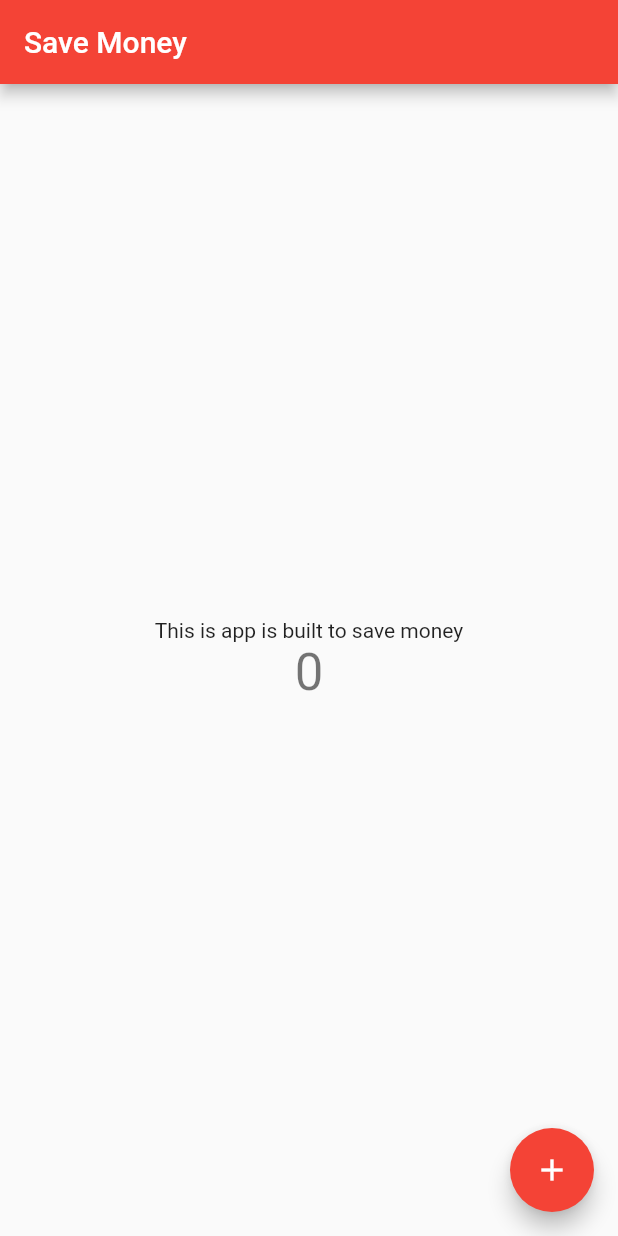
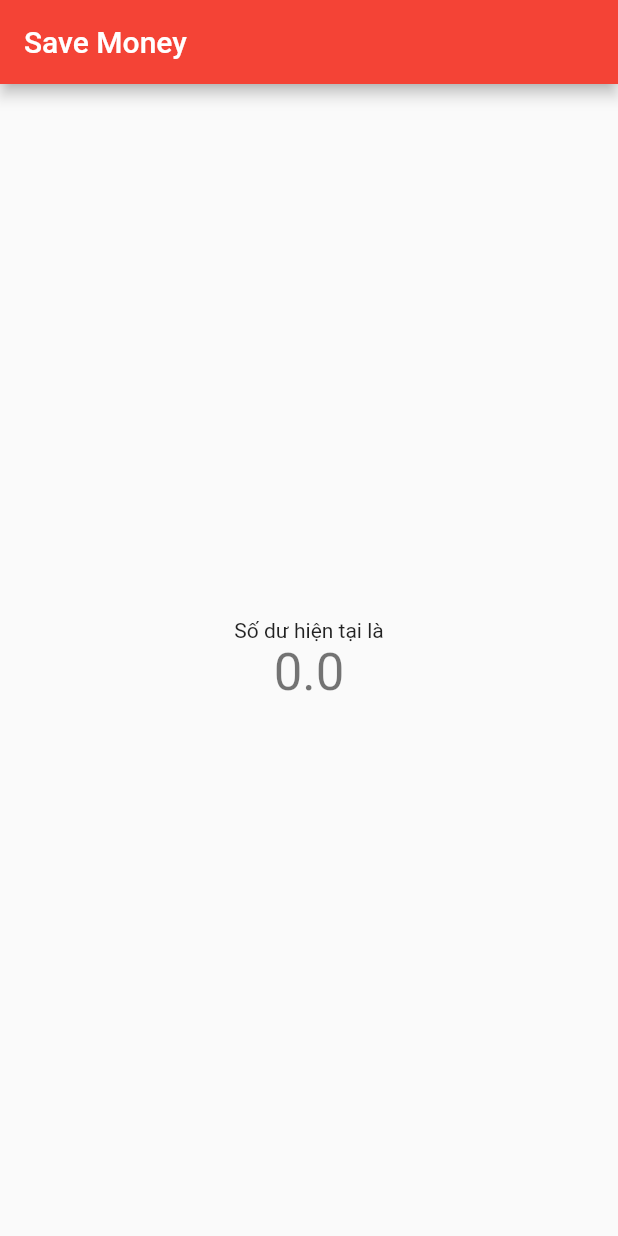
Before and after one commit to viettungvuong/SaveMoney, a Flutter app: the screen it shows after launch, on a phone screen of 412 x 824 dp. Run offline on Flutter 3.47's test engine with Material 2 defaults, Android fonts, the light colour scheme and no system bars.

Commit message:
Update main.dart

```diff
--- a/lib/main.dart
+++ b/lib/main.dart
@@ -48,16 +48,12 @@ class MyHomePage extends StatefulWidget {
 }
 
 class _MyHomePageState extends State<MyHomePage> {
-  int _counter = 0;
+  double balance=0;
 
-  void _incrementCounter() {
+
+  void addToBalance(double money){
     setState(() {
-      // This call to setState tells the Flutter framework that something has
-      // changed in this State, which causes it to rerun the build method below
-      // so that the display can reflect the updated values. If we changed
-      // _counter without calling setState(), then the build method would not be
-      // called again, and so nothing would appear to happen.
-      _counter++;
+      balance+=money;
     });
   }
 
@@ -96,20 +92,16 @@ class _MyHomePageState extends State<MyHomePage> {
           mainAxisAlignment: MainAxisAlignment.center,
           children: <Widget>[
             const Text(
-              'This is app is built to save money',
+              'Số dư hiện tại là',
             ),
             Text(
-              '$_counter',
+              '$balance', //xuat ra bien balance
               style: Theme.of(context).textTheme.headlineMedium,
             ),
           ],
         ),
       ),
-      floatingActionButton: FloatingActionButton(
-        onPressed: _incrementCounter,
-        tooltip: 'Increment',
-        child: const Icon(Icons.add),
-      ), // This trailing comma makes auto-formatting nicer for build methods.
+
     );
   }
 }
```
